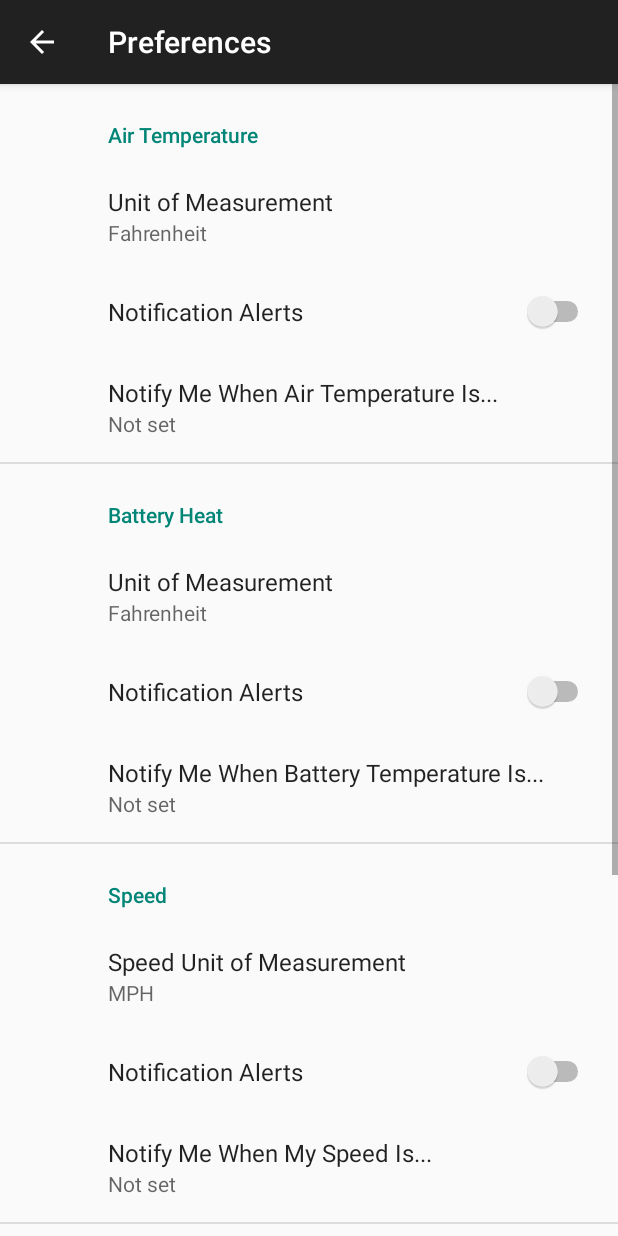
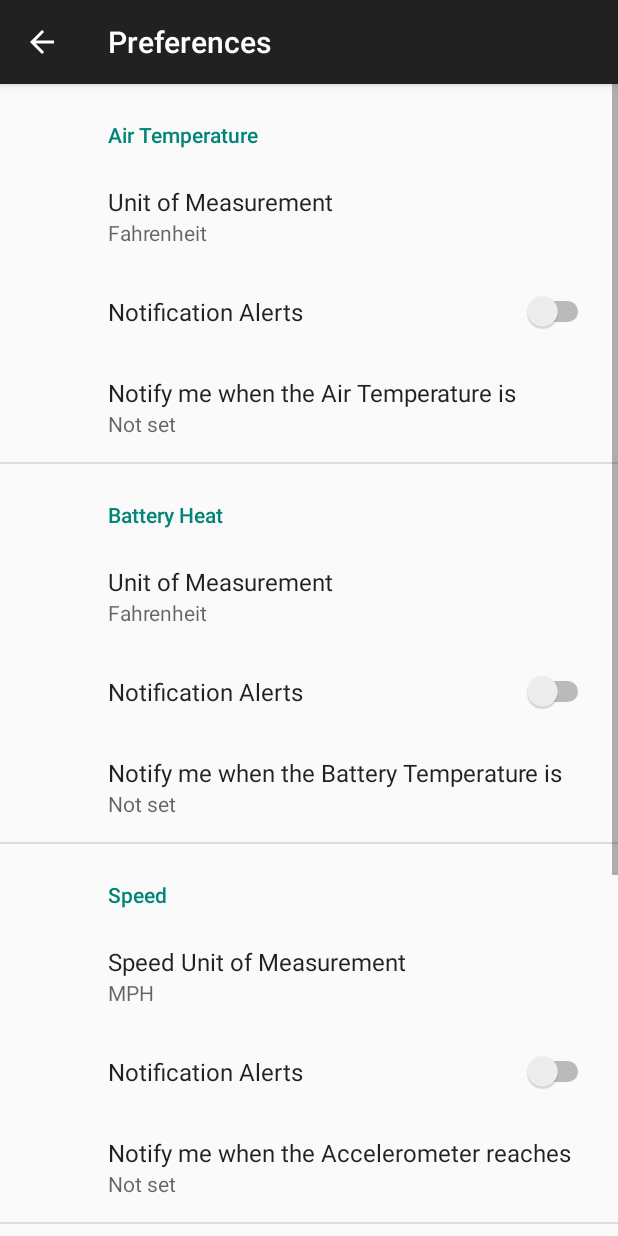
Before and after one commit to Cfoulcard/Android-Sensor-Engine, an Android app: the SettingsActivity screen opened directly, with no data from a screen before it, on a phone screen of 412 x 824 dp. Run offline under Robolectric (Android 15) with nearby library versions, the phone set to English and light mode, and no system bars; our stand-ins replace androidx.preference; Roboto replaces fonts that are not available here.

Commit message:
Translation and String updates
Updated translation to include data for new content

```diff
--- a/app/src/main/AndroidManifest.xml
+++ b/app/src/main/AndroidManifest.xml
@@ -98,7 +98,7 @@
             android:screenOrientation="portrait" /> <!-- The following is for the menu items -->
         <activity
             android:name=".Preferences.SettingsActivity"
-            android:label="Preferences"
+            android:label="@string/preferences"
             android:screenOrientation="portrait" />
 
         <meta-data
--- a/app/src/main/res/values/strings.xml
+++ b/app/src/main/res/values/strings.xml
@@ -132,6 +132,12 @@
     <string name="channel_description_battery"></string>
     <string name="channel_description_pressure"></string>
     <string name="channel_description_humidity"></string>
+    <string name="notification_alerts">Notification Alerts</string>
+    <string name="notify_air">Notify me when the Air Temperature is</string>
+    <string name="notify_battery">Notify me when the Battery Temperature is</string>
+    <string name="notify_speed">Notify me when the Accelerometer reaches</string>
+    <string name="notify_pressure">Notify me when the Pressure is</string>
+    <string name="notify_humidity">Notify me when the Humidity is</string>
 
 
 </resources>
--- a/app/src/main/res/xml/root_preferences.xml
+++ b/app/src/main/res/xml/root_preferences.xml
@@ -33,7 +33,7 @@
         <SwitchPreference
             android:defaultValue="false"
             android:key="switch_preference_air"
-            android:title="Notification Alerts" />
+            android:title="@string/notification_alerts" />
         <EditTextPreference
             android:dependency="switch_preference_air"
             android:digits="0123456789"
@@ -41,7 +41,7 @@
             android:key="edit_text_air_temp"
             android:selectAllOnFocus="true"
             android:singleLine="true"
-            android:title="Notify Me When Air Temperature Is..."
+            android:title="@string/notify_air"
             app:useSimpleSummaryProvider="true" />
 
     </PreferenceCategory>
@@ -60,7 +60,7 @@
         <SwitchPreference
             android:defaultValue="false"
             android:key="switch_preference_battery"
-            android:title="Notification Alerts" />
+            android:title="@string/notification_alerts" />
         <EditTextPreference
             android:dependency="switch_preference_battery"
             android:digits="0123456789"
@@ -68,7 +68,7 @@
             android:key="edit_text_battery_temp"
             android:selectAllOnFocus="true"
             android:singleLine="true"
-            android:title="Notify Me When Battery Temperature Is..."
+            android:title="@string/notify_battery"
             app:useSimpleSummaryProvider="true" />
 
     </PreferenceCategory>
@@ -86,7 +86,7 @@
         <SwitchPreference
             android:defaultValue="false"
             android:key="switch_preference_speed"
-            android:title="Notification Alerts" />
+            android:title="@string/notification_alerts" />
         <EditTextPreference
             android:dependency="switch_preference_speed"
             android:digits="0123456789"
@@ -94,7 +94,7 @@
             android:key="edit_text_speed"
             android:selectAllOnFocus="true"
             android:singleLine="true"
-            android:title="Notify Me When My Speed Is..."
+            android:title="@string/notify_speed"
             app:useSimpleSummaryProvider="true" />
 
     </PreferenceCategory>
@@ -104,7 +104,7 @@
 <SwitchPreference
     android:defaultValue="false"
     android:key="switch_preference_pressure"
-    android:title="Notification Alerts" />
+    android:title="@string/notification_alerts" />
 <EditTextPreference
     android:dependency="switch_preference_pressure"
     android:digits="0123456789"
@@ -112,7 +112,7 @@
     android:key="edit_text_pressure"
     android:selectAllOnFocus="true"
     android:singleLine="true"
-    android:title="Notify Me When The Pressure Is..."
+    android:title="@string/notify_pressure"
     app:useSimpleSummaryProvider="true" />
 
 </PreferenceCategory>
@@ -122,7 +122,7 @@
         <SwitchPreference
             android:defaultValue="false"
             android:key="switch_preference_humidity"
-            android:title="Notification Alerts" />
+            android:title="@string/notification_alerts" />
         <EditTextPreference
             android:dependency="switch_preference_humidity"
             android:digits="0123456789"
@@ -130,7 +130,7 @@
             android:key="edit_text_humidity"
             android:selectAllOnFocus="true"
             android:singleLine="true"
-            android:title="Notify Me When The Humidity Is..."
+            android:title="@string/notify_humidity"
             app:useSimpleSummaryProvider="true" />
 
     </PreferenceCategory>
```
Also changed, not shown: 5 other files.
